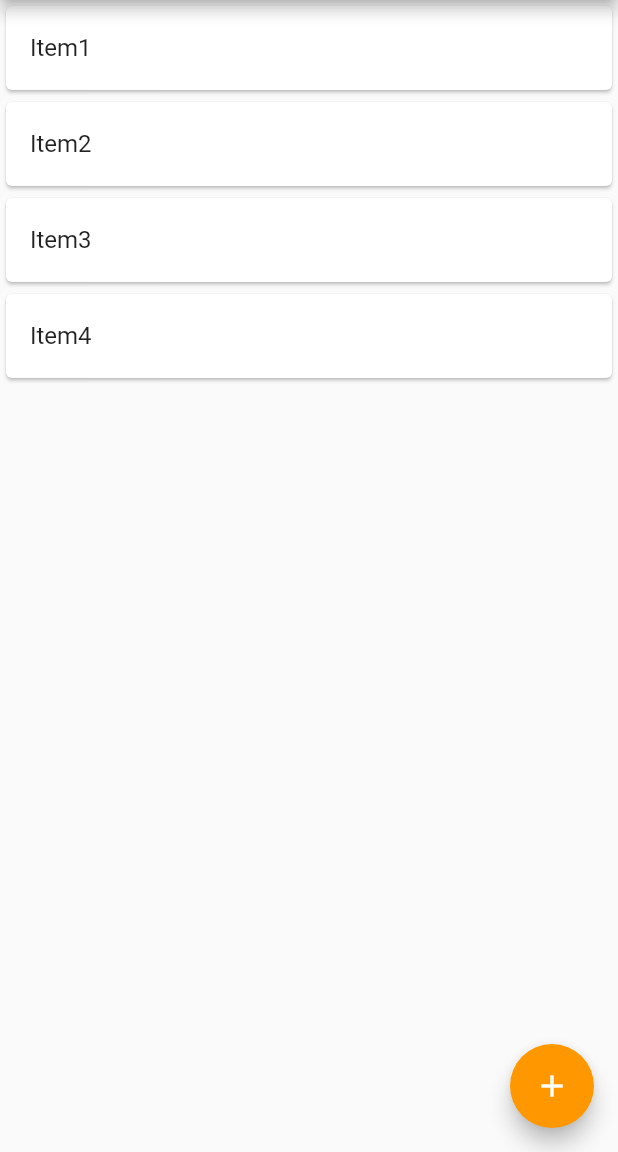
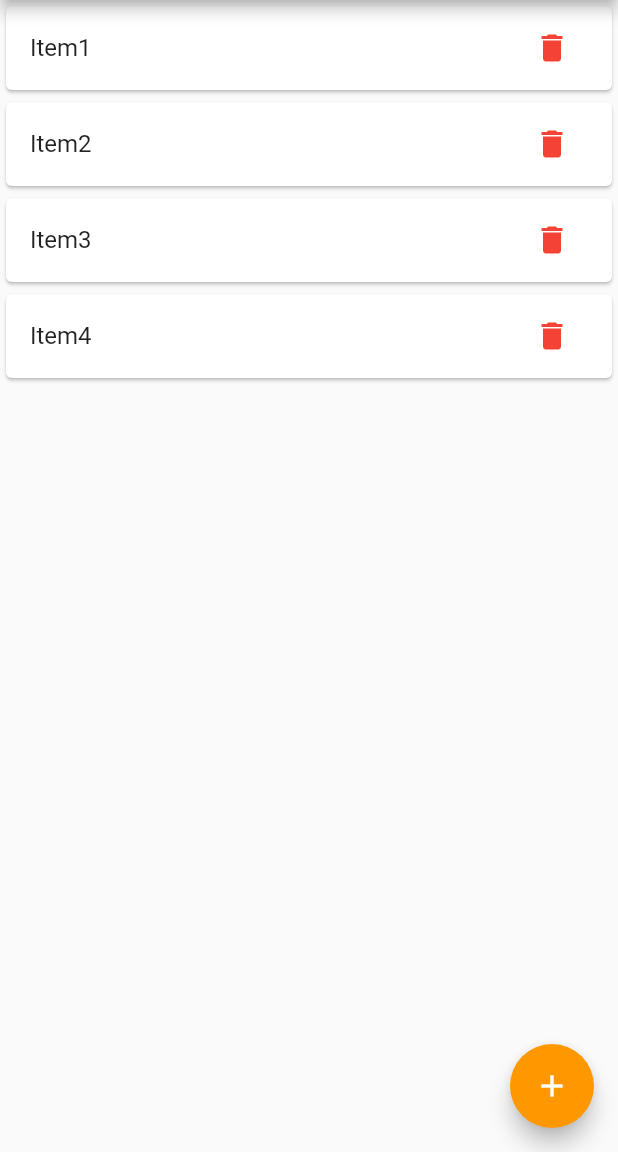
Before and after one commit to vankatwijk/Todo-Flutter-Firebase, a Flutter app: the screen it shows after launch, on a phone screen of 412 x 824 dp, the part 84-1236 px from its top. Run offline on Flutter 3.47's test engine with Material 2 defaults, Android fonts, the phone set to English and light mode, and no system bars.

Commit message:
add delete button

```diff
--- a/Todo/lib/main.dart
+++ b/Todo/lib/main.dart
@@ -74,6 +74,8 @@ class _MyAppState extends State<MyApp> {
             child:Card(
               child: ListTile(
                 title:Text(todos[index]),
+                trailing: IconButton(icon: Icon(Icons.delete, color:Colors.red),
+                onPressed:(){}),
               ),
             ));
         }),
```
